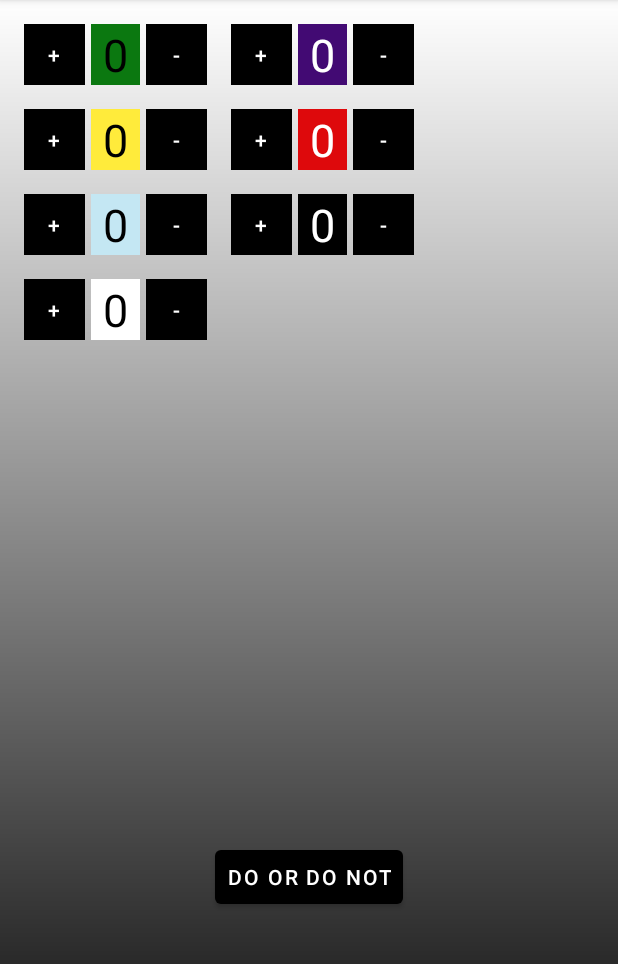
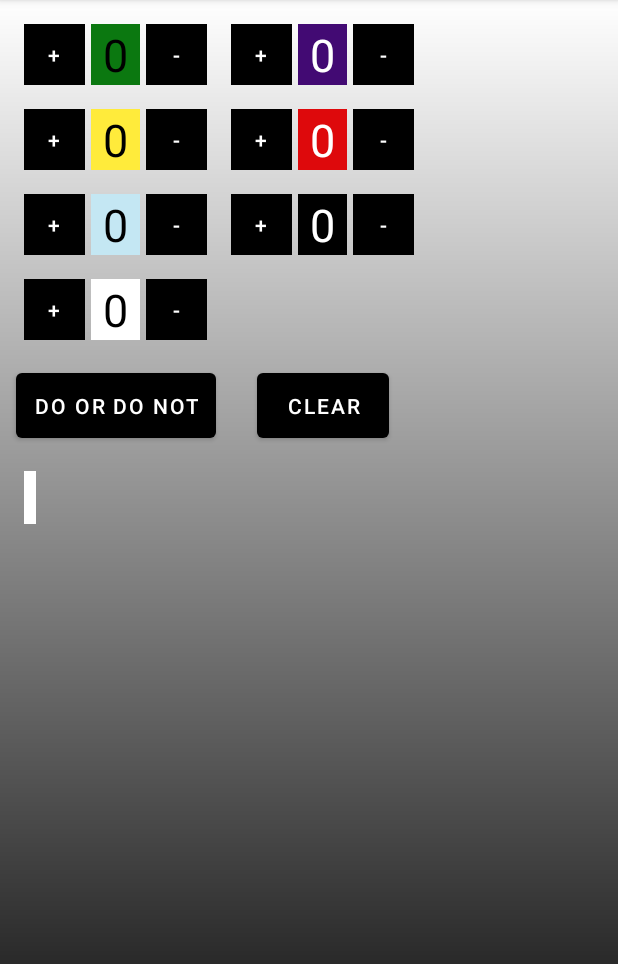
Before and after one commit to FavWest/StarWarsDiceRoller-Android, an Android app: the screen it shows after launch (MainActivity), on a phone screen of 412 x 824 dp, the part 84-1048 px from its top. Run offline under Robolectric (Android 15) with nearby library versions, the phone set to English and light mode, and no system bars.

Commit message:
add clear button

```diff
--- a/app/src/main/java/com/favwest/starwarsdiceroller/MainActivity.kt
+++ b/app/src/main/java/com/favwest/starwarsdiceroller/MainActivity.kt
@@ -14,6 +14,7 @@ class MainActivity : AppCompatActivity() {
         super.onCreate(savedInstanceState)
         setContentView(R.layout.activity_main)
         val rollButton: Button = findViewById(R.id.button)
+        val clearButton: Button = findViewById(R.id.clear)
         val resultsTextView: TextView = findViewById(R.id.results)
         val plusGreen: TextView = findViewById(R.id.plus_green)
         val plusPurple: TextView = findViewById(R.id.plus_purple)
@@ -41,6 +42,16 @@ class MainActivity : AppCompatActivity() {
             val text = getResult(numGreen, numPurple, numYellow, numRed, numBlue, numBlack, numWhite)
             resultsTextView.text = text
             resultsTextView.visibility = VISIBLE
+        }
+
+        clearButton.setOnClickListener {
+            numGreen.text="0"
+            numPurple.text="0"
+            numYellow.text="0"
+            numRed.text="0"
+            numBlue.text="0"
+            numBlack.text="0"
+            numWhite.text="0"
         }
 
         plusGreen.setOnClickListener {
--- a/app/src/main/res/layout/activity_main.xml
+++ b/app/src/main/res/layout/activity_main.xml
@@ -247,18 +247,15 @@
         android:layout_width="wrap_content"
         android:layout_height="wrap_content"
         android:layout_marginStart="4dp"
-        android:layout_marginLeft="4dp"
         android:layout_marginTop="16dp"
-        android:layout_marginEnd="4dp"
-        android:layout_marginRight="4dp"
+        android:background="@color/black"
+        android:paddingLeft="8dp"
+        android:paddingRight="8dp"
+        android:text="0"
+        android:textColor="@color/white"
         android:textSize="30sp"
         app:layout_constraintStart_toEndOf="@id/plus_black"
-        app:layout_constraintTop_toBottomOf="@id/num_red"
-        android:textColor="@color/white"
-        android:text="0"
-        android:background="@color/black"
-        android:paddingLeft="8dp"
-        android:paddingRight="8dp" />
+        app:layout_constraintTop_toBottomOf="@id/num_red" />
 
     <Button
         android:id="@+id/minus_black"
@@ -291,18 +288,15 @@
         android:layout_width="wrap_content"
         android:layout_height="wrap_content"
         android:layout_marginStart="4dp"
-        android:layout_marginLeft="4dp"
         android:layout_marginTop="16dp"
-        android:layout_marginEnd="4dp"
-        android:layout_marginRight="4dp"
+        android:background="@color/white"
+        android:paddingLeft="8dp"
+        android:paddingRight="8dp"
+        android:text="0"
+        android:textColor="@color/black"
         android:textSize="30sp"
         app:layout_constraintStart_toEndOf="@id/plus_white"
-        app:layout_constraintTop_toBottomOf="@id/num_blue"
-        android:textColor="@color/black"
-        android:text="0"
-        android:background="@color/white"
-        android:paddingLeft="8dp"
-        android:paddingRight="8dp" />
+        app:layout_constraintTop_toBottomOf="@id/num_blue" />
 
     <Button
         android:id="@+id/minus_white"
@@ -317,34 +311,42 @@
         app:layout_constraintStart_toEndOf="@+id/num_white"
         app:layout_constraintTop_toTopOf="@+id/num_white" />
 
+    <Button
+        android:id="@+id/button"
+        android:layout_width="wrap_content"
+        android:layout_height="wrap_content"
+        android:layout_marginTop="16dp"
+        android:layout_marginBottom="16dp"
+        android:padding="12dp"
+        android:text="@string/roll"
+        android:textColor="@color/white"
+        app:layout_constraintEnd_toEndOf="@+id/num_white"
+        app:layout_constraintStart_toStartOf="@+id/num_white"
+        app:layout_constraintTop_toBottomOf="@+id/num_white" />
+
+    <Button
+        android:id="@+id/clear"
+        android:layout_width="wrap_content"
+        android:layout_height="wrap_content"
+        android:text="@string/clear"
+        android:padding="12dp"
+        app:layout_constraintBaseline_toBaselineOf="@id/button"
+        app:layout_constraintStart_toStartOf="@id/num_black"
+        app:layout_constraintEnd_toEndOf="@id/num_black"
+        />
+
     <TextView
         android:id="@+id/results"
         android:layout_width="wrap_content"
         android:layout_height="wrap_content"
-        android:text=""
-        android:visibility="invisible"
+        android:layout_marginStart="16dp"
+        android:layout_marginTop="16dp"
+        android:background="@color/white"
+        android:padding="4dp"
         android:textColor="@color/black"
         android:textSize="20sp"
-        app:layout_constraintTop_toTopOf="@id/num_white"
-        app:layout_constraintBottom_toTopOf="@id/button"
-        app:layout_constraintEnd_toEndOf="parent"
         app:layout_constraintStart_toStartOf="parent"
-        android:layout_marginTop="16dp"
-        android:layout_marginBottom="4dp"
-        android:background="@color/white"
-        android:padding="4dp"
-        />
-
-    <Button
-        android:id="@+id/button"
-        android:layout_width="wrap_content"
-        android:layout_height="wrap_content"
-        android:padding="8dp"
-        android:text="@string/roll"
-        android:textColor="@color/white"
-        app:layout_constraintBottom_toBottomOf="parent"
-        app:layout_constraintEnd_toEndOf="parent"
-        app:layout_constraintStart_toStartOf="parent"
-        app:layout_constraintTop_toBottomOf="@+id/results" />
+        app:layout_constraintTop_toBottomOf="@id/button"
+        tools:text="2 success\n1 advantage\n1 triumph\n3 light\n2 dark"/>
 
 </androidx.constraintlayout.widget.ConstraintLayout>
--- a/app/src/main/res/values/strings.xml
+++ b/app/src/main/res/values/strings.xml
@@ -10,4 +10,5 @@
     <string name="boost_dice">Boost Dice</string>
     <string name="setback_dice">Setback Dice</string>
     <string name="force_dice">Force Dice</string>
+    <string name="clear">clear</string>
 </resources>
```
